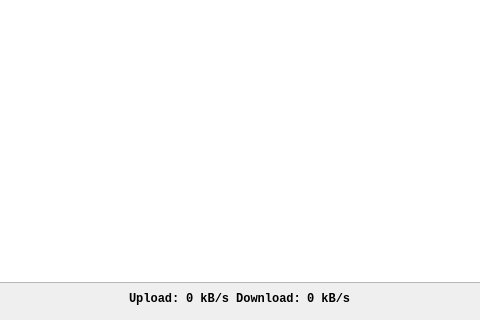
Qt form src/view/mainwindow.ui (haikion/afi-sync) before a commit; both pictures show x 157 to 637 and y 280 to 600 of the 800 by 600 pixel window.
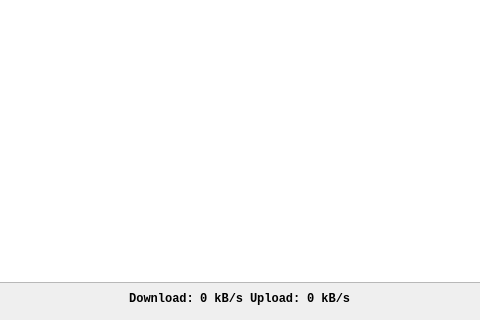
The same form after that commit. Custom widgets are drawn as their Qt base class.

Commit message: Path settings fixed and Download upload order changed

Diff of the .ui file:
```diff
--- a/src/view/mainwindow.ui
+++ b/src/view/mainwindow.ui
@@ -74,34 +74,6 @@
           </property>
          </spacer>
         </item>
-        <item>
-         <widget class="QLabel" name="ulTitleLabel">
-          <property name="font">
-           <font>
-            <family>Courier New</family>
-            <weight>75</weight>
-            <bold>true</bold>
-           </font>
-          </property>
-          <property name="text">
-           <string>Upload:</string>
-          </property>
-         </widget>
-        </item>
-        <item>
-         <widget class="QLabel" name="ulValueLabel">
-          <property name="font">
-           <font>
-            <family>Courier New</family>
-            <weight>75</weight>
-            <bold>true</bold>
-           </font>
-          </property>
-          <property name="text">
-           <string>0 kB/s</string>
-          </property>
-         </widget>
-        </item>
         <item>
          <widget class="QLabel" name="dlTitleLabel">
           <property name="font">
@@ -133,6 +105,35 @@
           </property>
          </widget>
         </item>
+        <item>
+         <widget class="QLabel" name="ulTitleLabel">
+          <property name="font">
+           <font>
+            <family>Courier New</family>
+            <pointsize>9</pointsize>
+            <weight>75</weight>
+            <bold>true</bold>
+           </font>
+          </property>
+          <property name="text">
+           <string>Upload:</string>
+          </property>
+         </widget>
+        </item>
+        <item>
+         <widget class="QLabel" name="ulValueLabel">
+          <property name="font">
+           <font>
+            <family>Courier New</family>
+            <weight>75</weight>
+            <bold>true</bold>
+           </font>
+          </property>
+          <property name="text">
+           <string>0 kB/s</string>
+          </property>
+         </widget>
+        </item>
         <item>
          <spacer name="horizontalSpacer_2">
           <property name="orientation">
```
The commit also changes 4 other files.
